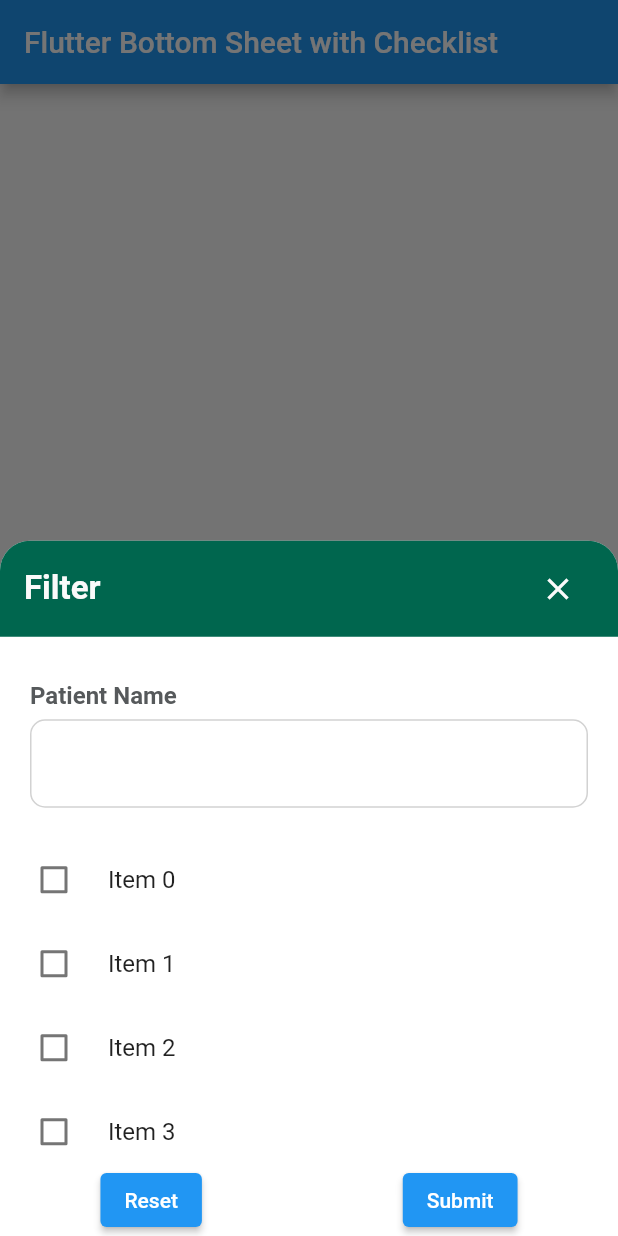
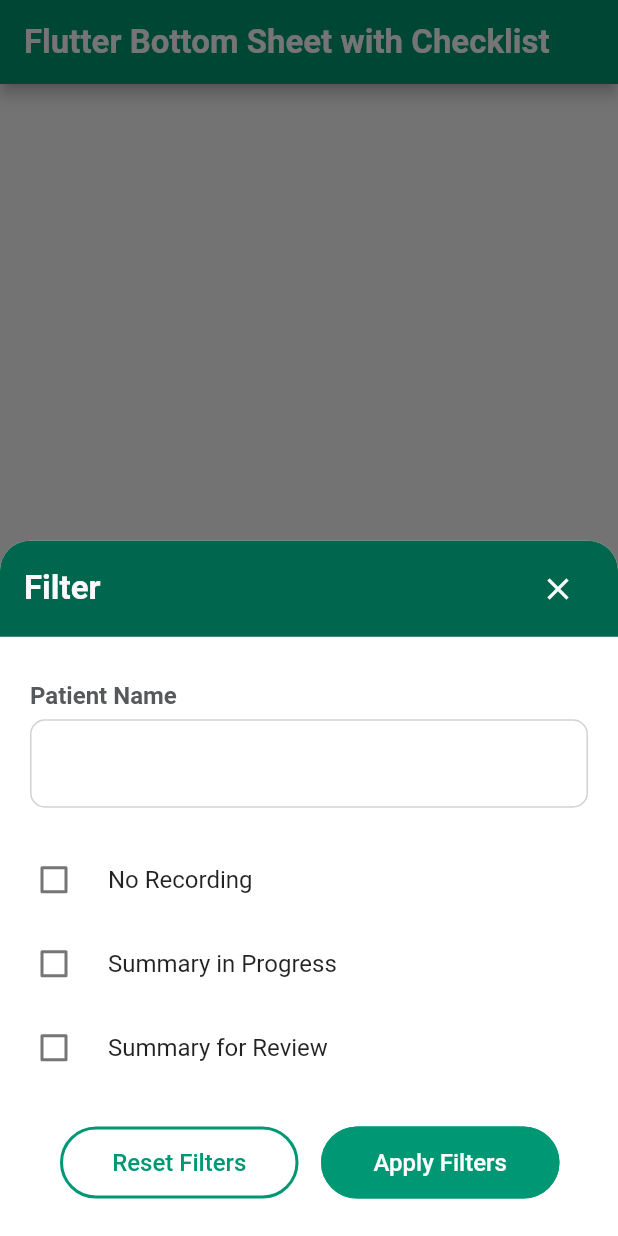
Before and after one commit to rohansolse/recorder_poc, a Flutter app: the screen it shows after launch, after a tap on "Show Bottom Sheet", on a phone screen of 412 x 824 dp. Run offline on Flutter 3.47's test engine with Material 2 defaults, Android fonts, the phone set to English and light mode, and no system bars; Roboto replaces fonts that are missing (Archivo).

Commit message:
working code

```diff
--- /dev/null
+++ b/lib/common_elevated_button.dart
@@ -0,0 +1,78 @@
+import 'package:flutter/material.dart';
+
+class CommonElevatedButton extends StatelessWidget {
+  const CommonElevatedButton({
+    super.key,
+    required this.elevation,
+    required this.width,
+    required this.hight,
+    required this.backgroundColor,
+    required this.textColor,
+    required this.fontSize,
+    required this.text,
+    required this.fontFamily,
+    required this.fontWeight,
+    required this.borderColor,
+    required this.onPressed,
+    required this.iconLink,
+  });
+
+  final double elevation;
+  final double width;
+  final double hight;
+  final Color backgroundColor;
+  final Color textColor;
+  final Color borderColor;
+  final double fontSize;
+  final String text;
+  final String iconLink;
+  final String fontFamily;
+  final FontWeight fontWeight;
+  final VoidCallback onPressed;
+
+  @override
+  Widget build(BuildContext context) {
+    return ElevatedButton(
+      onPressed: onPressed,
+      style: ElevatedButton.styleFrom(
+        elevation: elevation,
+        padding: const EdgeInsets.symmetric(vertical: 12, horizontal: 32),
+        backgroundColor: backgroundColor,
+        minimumSize: Size(width, hight),
+        shape: RoundedRectangleBorder(
+          borderRadius: BorderRadius.circular(50),
+          side: BorderSide(color: borderColor, width: 2),
+        ),
+      ),
+      child: iconLink.isNotEmpty
+          ? Row(
+              children: [
+                Image.asset(
+                  iconLink,
+                  height: 20,
+                  width: 20,
+                ),
+                const SizedBox(width: 3),
+                Text(
+                  text,
+                  style: TextStyle(
+                    color: textColor,
+                    fontSize: fontSize,
+                    fontFamily: fontFamily,
+                    fontWeight: fontWeight,
+                  ),
+                ),
+              ],
+            )
+          : Text(
+              text,
+              style: TextStyle(
+                color: textColor,
+                fontSize: fontSize,
+                fontFamily: fontFamily,
+                fontWeight: fontWeight,
+              ),
+            ),
+    );
+  }
+}
--- /dev/null
+++ b/lib/constants.dart
@@ -0,0 +1,25 @@
+import 'package:flutter/material.dart';
+
+class AppConstants {
+  static const primaryColor = Color.fromRGBO(0, 152, 116, 1);
+  static const secondaryColor = Color.fromRGBO(217, 217, 217, 1);
+  static const whiteColor = Colors.white;
+  static const String fontFamilyRoboto = 'Roboto';
+  static const String fontFamilyArchivo = 'Archivo';
+  static FontWeight fontWeight700 = FontWeight.w700;
+  static FontWeight fontWeight500 = FontWeight.w500;
+  static const dividerColor = Color.fromRGBO(201, 201, 201, 1);
+  static const titleColor = Color.fromRGBO(51, 51, 51, 1);
+  static const dobColor = Color.fromRGBO(103, 114, 148, 1);
+  static const contentColor = Color.fromRGBO(86, 89, 91, 1);
+  static const noRecordingBgColor = Color.fromRGBO(241, 247, 255, 1);
+  static const noRecordingTextColor = Color.fromRGBO(49, 120, 204, 1);
+  static const approveBgColor = Color.fromRGBO(240, 255, 248, 1);
+  static const approveTextColor = Color.fromRGBO(4, 161, 39, 1);
+  static const pendingBgColor = Color.fromRGBO(255, 247, 233, 1);
+  static const pendingTextColor = Color.fromRGBO(223, 102, 10, 1);
+  static const rejectedBgColor = Color.fromRGBO(255, 238, 237, 1);
+  static const rejectedTextColor = Color.fromRGBO(205, 60, 50, 1);
+  static const labelTextColor = Color.fromRGBO(160, 160, 160, 1);
+  static const textFieldColor = Color.fromRGBO(210, 210, 210, 1);
+}
--- /dev/null
+++ b/lib/list_data.dart
@@ -0,0 +1,13 @@
+List<Item> items = [
+  Item('No Recording', false),
+  Item('Summary in Progress', false),
+  Item('Summary for Review', false),
+  Item('Summary Approved', false),
+];
+
+class Item {
+  String title;
+  bool checked;
+
+  Item(this.title, this.checked);
+}
--- a/lib/main.dart
+++ b/lib/main.dart
@@ -1,5 +1,8 @@
 import 'package:flutter/material.dart';
+import 'package:recorder_poc/common_elevated_button.dart';
 import 'package:recorder_poc/show_common_sheet.dart';
+
+import 'constants.dart';
 
 void main() => runApp(const MyApp());
 
@@ -30,11 +33,39 @@ class _MyHomePageState extends State<MyHomePage> {
   @override
   Widget build(BuildContext context) {
     return Scaffold(
-      appBar: AppBar(title: const Text('Flutter Bottom Sheet with Checklist')),
+      appBar: AppBar(
+        backgroundColor: AppConstants.primaryColor,
+        title: const Text(
+          'Flutter Bottom Sheet with Checklist',
+          style: TextStyle(
+            color: AppConstants.whiteColor,
+            fontWeight: FontWeight.w700,
+            fontFamily: 'Archivo',
+            fontSize: 22,
+          ),
+        ),
+      ),
       body: Center(
-        child: ElevatedButton(
-          child: const Text('Show Bottom Sheet'),
-          onPressed: () => showBottomSheetWidget(context),
+        child:
+            // ElevatedButton(
+            //   child: const Text('Show Bottom Sheet'),
+            //   onPressed: () => showBottomSheetWidget(context),
+            // ),
+            CommonElevatedButton(
+          elevation: 0,
+          hight: 48.0,
+          width: 159.0,
+          backgroundColor: AppConstants.primaryColor,
+          textColor: AppConstants.whiteColor,
+          fontSize: 16.0,
+          text: 'Show Bottom Sheet',
+          borderColor: AppConstants.primaryColor,
+          fontFamily: AppConstants.fontFamilyRoboto,
+          fontWeight: AppConstants.fontWeight500,
+          onPressed: () {
+            showBottomSheetWidget(context);
+          },
+          iconLink: '',
         ),
       ),
     );
--- a/lib/show_common_sheet.dart
+++ b/lib/show_common_sheet.dart
@@ -1,7 +1,9 @@
 import 'package:flutter/material.dart';
+import 'package:recorder_poc/common_elevated_button.dart';
+import 'package:recorder_poc/constants.dart';
+import 'package:recorder_poc/list_data.dart';
 
 void showBottomSheetWidget(BuildContext context) {
-  List<Item> items = List.generate(5, (index) => Item('Item $index', false));
   final TextEditingController searchController = TextEditingController();
   showModalBottomSheet(
     context: context,
@@ -108,28 +110,44 @@ void showBottomSheetWidget(BuildContext context) {
                     },
                   ),
                 ),
-                Row(
-                  mainAxisAlignment: MainAxisAlignment.spaceAround,
-                  children: [
-                    ElevatedButton(
-                      child: const Text('Reset'),
-                      onPressed: () {
-                        state(() {
-                          for (var item in items) {
-                            item.checked = false;
-                          }
-                        });
-                      },
-                    ),
-                    ElevatedButton(
-                      child: const Text('Submit'),
-                      onPressed: () {
-                        Navigator.pop(context);
-                        // Handle your logic on submit here
-                      },
-                    ),
-                  ],
+                const SizedBox(height: 25),
+                Padding(
+                  padding: const EdgeInsets.symmetric(horizontal: 40.0),
+                  child: Row(
+                    children: [
+                      CommonElevatedButton(
+                        elevation: 0,
+                        hight: 48.0,
+                        width: 159.0,
+                        backgroundColor: AppConstants.whiteColor,
+                        textColor: AppConstants.primaryColor,
+                        fontSize: 16.0,
+                        text: 'Reset Filters',
+                        borderColor: AppConstants.primaryColor,
+                        fontFamily: AppConstants.fontFamilyRoboto,
+                        fontWeight: AppConstants.fontWeight500,
+                        onPressed: () {},
+                        iconLink: '',
+                      ),
+                      const SizedBox(width: 15),
+                      CommonElevatedButton(
+                        elevation: 0,
+                        hight: 48.0,
+                        width: 159.0,
+                        backgroundColor: AppConstants.primaryColor,
+                        textColor: AppConstants.whiteColor,
+                        fontSize: 16.0,
+                        text: 'Apply Filters',
+                        borderColor: AppConstants.primaryColor,
+                        fontFamily: AppConstants.fontFamilyRoboto,
+                        fontWeight: AppConstants.fontWeight500,
+                        onPressed: () {},
+                        iconLink: '',
+                      ),
+                    ],
+                  ),
                 ),
+                const SizedBox(height: 25),
               ],
             ),
           );
@@ -138,10 +156,3 @@ void showBottomSheetWidget(BuildContext context) {
     },
   );
 }
-
-class Item {
-  String title;
-  bool checked;
-
-  Item(this.title, this.checked);
-}
```
